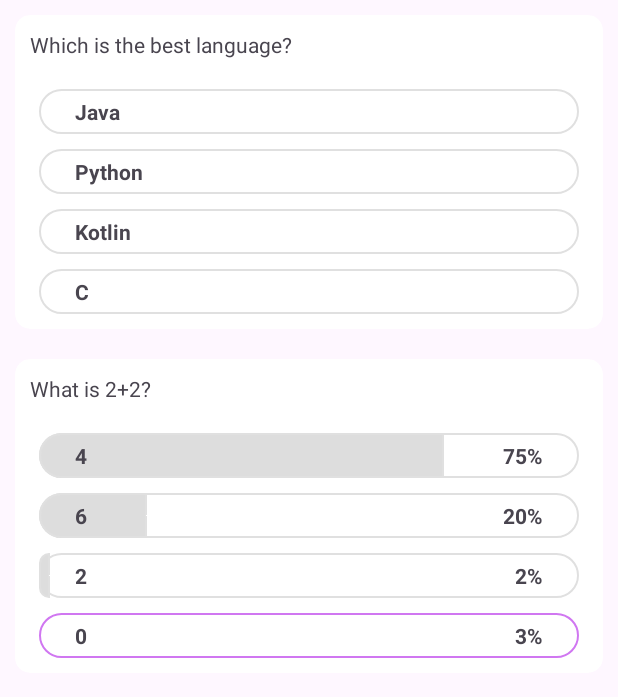
After one commit to sanjanarampurkottur01/dal-community-app, an Android app: the TempActivity screen opened directly, with no data from a screen before it, on a phone screen of 412 x 824 dp. The commit adds this screen. Shown: the top 697 px of the screen. Run offline under Robolectric (Android 15) with nearby library versions, the phone set to English and light mode, and no system bars.

Commit message:
Add design and implementation for poll posts

```diff
--- a/DalCommunity/app/src/main/AndroidManifest.xml
+++ b/DalCommunity/app/src/main/AndroidManifest.xml
@@ -20,6 +20,9 @@
         android:theme="@style/Theme.DalCommunity"
         tools:targetApi="31">
         <activity
+            android:name="com.csci5708.dalcommunity.activity.TempActivity"
+            android:exported="false" />
+        <activity
             android:name="com.csci5708.dalcommunity.activity.UserPostsActivity"
             android:exported="false" />
         <activity
@@ -33,7 +36,7 @@
             android:exported="false" />
         <activity
             android:name="com.csci5708.dalcommunity.activity.ProfileActivity"
-            android:exported="true"></activity>
+            android:exported="true" />
         <activity
             android:name="com.csci5708.dalcommunity.activity.PreviewPetitionActivity"
             android:exported="false" />
--- /dev/null
+++ b/DalCommunity/app/src/main/java/com/csci5708/dalcommunity/activity/TempActivity.kt
@@ -0,0 +1,37 @@
+package com.csci5708.dalcommunity.activity
+
+import android.os.Bundle
+import androidx.activity.enableEdgeToEdge
+import androidx.appcompat.app.AppCompatActivity
+import androidx.core.view.ViewCompat
+import androidx.core.view.WindowInsetsCompat
+import androidx.recyclerview.widget.LinearLayoutManager
+import androidx.recyclerview.widget.RecyclerView
+import com.csci5708.dalcommunity.adapter.PollPostsAdapter
+import com.csci5708.dalcommunity.model.Collections
+import com.example.dalcommunity.R
+
+class TempActivity : AppCompatActivity() {
+    lateinit var pollPostsRecyclerView: RecyclerView
+    lateinit var pollPostsAdapter: PollPostsAdapter
+
+    override fun onCreate(savedInstanceState: Bundle?) {
+        super.onCreate(savedInstanceState)
+        enableEdgeToEdge()
+        setContentView(R.layout.activity_temp)
+        ViewCompat.setOnApplyWindowInsetsListener(findViewById(R.id.activity_temp)) { v, insets ->
+            val systemBars = insets.getInsets(WindowInsetsCompat.Type.systemBars())
+            v.setPadding(systemBars.left, systemBars.top, systemBars.right, systemBars.bottom)
+            insets
+        }
+
+        pollPostsRecyclerView = findViewById(R.id.poll_posts_recycler_view)
+        setPollPostsRecyclerView()
+    }
+
+    private fun setPollPostsRecyclerView() {
+        pollPostsRecyclerView.layoutManager = LinearLayoutManager(this)
+        pollPostsAdapter = PollPostsAdapter(this, Collections.getPollPosts())
+        pollPostsRecyclerView.adapter = pollPostsAdapter
+    }
+}
--- /dev/null
+++ b/DalCommunity/app/src/main/java/com/csci5708/dalcommunity/adapter/PollAdapter.kt
@@ -0,0 +1,83 @@
+package com.csci5708.dalcommunity.adapter
+
+import android.annotation.SuppressLint
+import android.content.Context
+import android.graphics.drawable.Drawable
+import android.view.LayoutInflater
+import android.view.MotionEvent
+import android.view.View
+import android.view.ViewGroup
+import android.widget.RelativeLayout
+import android.widget.SeekBar
+import android.widget.TextView
+import android.widget.Toast
+import androidx.core.content.ContextCompat
+import androidx.recyclerview.widget.RecyclerView
+import com.csci5708.dalcommunity.model.Collections
+import com.csci5708.dalcommunity.model.PollPost
+import com.csci5708.dalcommunity.model.PollValue
+import com.example.dalcommunity.R
+
+class PollAdapter(val context: Context, private var pollPost: PollPost) : RecyclerView.Adapter<PollAdapter.ViewHolder>() {
+
+    lateinit var view: View
+    private var previousPosition = -1
+
+    inner class ViewHolder(itemView: View) : RecyclerView.ViewHolder(itemView) {
+        var pollRelativeLayout: RelativeLayout
+        var pollSeekBar: SeekBar
+        var pollTitle: TextView
+        var pollPercentage: TextView
+        private var pollHeader: TextView
+
+        init {
+            pollRelativeLayout = itemView.findViewById(R.id.poll_relative_layout)
+            pollSeekBar = itemView.findViewById(R.id.poll_seekbar)
+            pollTitle = itemView.findViewById(R.id.poll_title_text)
+            pollPercentage = itemView.findViewById(R.id.poll_percentage_text)
+            pollHeader = itemView.findViewById(R.id.poll_header)
+        }
+    }
+
+    override fun onCreateViewHolder(parent: ViewGroup, viewType: Int): PollAdapter.ViewHolder {
+        view = LayoutInflater.from(context).inflate(R.layout.poll_layout, parent, false)
+        return ViewHolder(view)
+    }
+
+    override fun onBindViewHolder(holder: PollAdapter.ViewHolder, position: Int) {
+        val pollValue = pollPost.pollValuesList[position]
+        holder.pollSeekBar.setOnTouchListener{ v, event ->
+                when (event.action) {
+                    else -> {
+                        true
+                    }
+                }
+        }
+        holder.pollTitle.tag = position
+        holder.pollTitle.text = pollValue.title
+        holder.pollSeekBar.progress = pollValue.progress
+        holder.pollPercentage.text = pollValue.percentage
+        if (!pollValue.isSelected) {
+            holder.pollTitle.setOnClickListener {
+                val currentPosition: Int = holder.pollTitle.tag as Int
+                if (previousPosition == -1) {
+                    pollPost.updateVote(currentPosition)
+                    previousPosition = currentPosition
+                    holder.pollSeekBar.progressDrawable =
+                        ContextCompat.getDrawable(context, R.drawable.poll_highlighted_drawable)
+                    holder.pollSeekBar.progress = pollValue.progress
+                    holder.pollPercentage.text = pollValue.percentage
+                    pollValue.isSelected = true
+                }
+            }
+        } else {
+            holder.pollSeekBar.progressDrawable =
+                ContextCompat.getDrawable(context, R.drawable.poll_highlighted_drawable)
+            holder.pollSeekBar.progress = pollValue.progress
+        }
+    }
+
+    override fun getItemCount(): Int {
+        return pollPost.pollValuesSize
+    }
+}
--- /dev/null
+++ b/DalCommunity/app/src/main/java/com/csci5708/dalcommunity/adapter/PollPostsAdapter.kt
@@ -0,0 +1,47 @@
+package com.csci5708.dalcommunity.adapter
+
+import android.content.Context
+import android.view.LayoutInflater
+import android.view.View
+import android.view.ViewGroup
+import android.widget.TextView
+import androidx.recyclerview.widget.LinearLayoutManager
+import androidx.recyclerview.widget.RecyclerView
+import com.csci5708.dalcommunity.model.PollPost
+import com.example.dalcommunity.R
+
+class PollPostsAdapter(val context: Context, var pollPosts: ArrayList<PollPost>) : RecyclerView.Adapter<PollPostsAdapter.ViewHolder>() {
+    lateinit var view: View
+
+    inner class ViewHolder(itemView: View) : RecyclerView.ViewHolder(itemView) {
+        private val pollRecyclerView: RecyclerView
+        private lateinit var pollAdapter: PollAdapter
+        private val pollQuestion: TextView
+
+        init {
+            pollRecyclerView = itemView.findViewById(R.id.poll_recycler_view)
+            pollQuestion = itemView.findViewById(R.id.poll_question_text)
+        }
+
+        fun setData(position: Int) {
+            pollPosts[position].calculatePercentages()
+            pollAdapter = PollAdapter(context, pollPosts[position])
+            pollQuestion.text = pollPosts[position].pollQuestion
+            pollRecyclerView.layoutManager = LinearLayoutManager(context)
+            pollRecyclerView.adapter = pollAdapter
+        }
+    }
+
+    override fun onCreateViewHolder(parent: ViewGroup, viewType: Int): ViewHolder {
+        view = LayoutInflater.from(context).inflate(R.layout.poll_posts_layout, parent, false)
+        return ViewHolder(view)
+    }
+
+    override fun getItemCount(): Int {
+        return pollPosts.size
+    }
+
+    override fun onBindViewHolder(holder: ViewHolder, position: Int) {
+        holder.setData(position)
+    }
+}
--- a/DalCommunity/app/src/main/java/com/csci5708/dalcommunity/fragment/ProfileFragment.kt
+++ b/DalCommunity/app/src/main/java/com/csci5708/dalcommunity/fragment/ProfileFragment.kt
@@ -6,10 +6,12 @@
 import android.view.LayoutInflater
 import android.view.View
 import android.view.ViewGroup
+import android.widget.Button
 import android.widget.ImageView
 import android.widget.TextView
 import com.csci5708.dalcommunity.activity.AccountSettingsActivity
 import com.csci5708.dalcommunity.activity.ProfileDetailActivity
+import com.csci5708.dalcommunity.activity.TempActivity
 import com.csci5708.dalcommunity.activity.UserPostsActivity
 import com.example.dalcommunity.R
 
@@ -55,6 +57,12 @@
             val userPostsActivityIntent = Intent(activity, UserPostsActivity::class.java)
             activity?.startActivity(userPostsActivityIntent)
         }
+        val profileLogoutButton: Button = view.findViewById(R.id.profile_page_log_out_button)
+        profileLogoutButton.setOnClickListener {
+            val intent = Intent(activity, TempActivity::class.java)
+            activity?.startActivity(intent)
+        }
+
         return view
     }
 }
--- /dev/null
+++ b/DalCommunity/app/src/main/java/com/csci5708/dalcommunity/model/Collections.kt
@@ -0,0 +1,34 @@
+package com.csci5708.dalcommunity.model
+
+class Collections {
+    companion object {
+        fun getPollPosts(): ArrayList<PollPost> {
+            val pollsList: ArrayList<PollPost> = ArrayList()
+
+            val pollValuesList: ArrayList<PollValue> = arrayListOf(
+                PollValue("Java", 0, false),
+                PollValue("Python", 0, false),
+                PollValue("Kotlin", 0, false),
+                PollValue("C", 0, false)
+            )
+            val pollPost1 = PollPost("Which is the best language?", pollValuesList, false)
+            pollPost1.calculatePercentages()
+            pollsList.add(pollPost1)
+            pollsList.add(
+                PollPost(
+                    "What is 2+2?",
+                    arrayListOf(
+                        PollValue("4", 75, false),
+                        PollValue("6", 20, false),
+                        PollValue("2", 2, false),
+                        PollValue("0", 3, true)
+                    ),
+                    false
+                )
+            )
+
+
+            return pollsList
+        }
+    }
+}
--- /dev/null
+++ b/DalCommunity/app/src/main/java/com/csci5708/dalcommunity/model/PollPost.kt
@@ -0,0 +1,30 @@
+package com.csci5708.dalcommunity.model
+
+import kotlin.math.roundToInt
+
+class PollPost(val pollQuestion: String, val pollValuesList: List<PollValue>, var isUserVoteComplete: Boolean = false) {
+    val pollValuesSize: Int = pollValuesList.size
+
+    init {
+        calculatePercentages()
+    }
+
+    fun updateVote(position: Int) {
+        pollValuesList[position].votes += 1
+        isUserVoteComplete = true
+        calculatePercentages()
+    }
+
+    fun calculatePercentages() {
+        val totalVotes = pollValuesList.sumOf { it.votes }
+        var percent: Float
+
+        if (totalVotes != 0) {
+            for (pollVal in pollValuesList) {
+                percent = (pollVal.votes / totalVotes.toFloat()) * 100
+                pollVal.progress = percent.roundToInt()
+                pollVal.percentage = "${pollVal.progress}%"
+            }
+        }
+    }
+}
--- /dev/null
+++ b/DalCommunity/app/src/main/java/com/csci5708/dalcommunity/model/PollValue.kt
@@ -0,0 +1,10 @@
+package com.csci5708.dalcommunity.model
+
+class PollValue(
+    val title: String,
+    var votes: Int,
+    var isSelected: Boolean
+) {
+    var percentage: String = ""
+    var progress: Int = 0
+}
--- /dev/null
+++ b/DalCommunity/app/src/main/res/drawable/bg_purple_stroke.xml
@@ -0,0 +1,8 @@
+<?xml version="1.0" encoding="utf-8"?>
+<shape xmlns:android="http://schemas.android.com/apk/res/android"
+    android:shape="rectangle">
+
+    <stroke android:width="2dp" android:color="@color/text_color"/>
+    <corners android:radius="20dp"/>
+    <size android:height="30dp"/>
+</shape>
--- /dev/null
+++ b/DalCommunity/app/src/main/res/drawable/poll_drawable.xml
@@ -0,0 +1,36 @@
+<?xml version="1.0" encoding="utf-8"?>
+<layer-list xmlns:android="http://schemas.android.com/apk/res/android">
+
+    <item>
+        <shape android:shape="rectangle">
+            <solid android:color="@android:color/transparent" />
+            <size android:height="30dp" />
+            <corners android:radius="30dp" />
+            <stroke
+                android:width="1dp"
+                android:color="#E0E0E0" />
+        </shape>
+    </item>
+
+    <item>
+        <scale android:scaleWidth="100%">
+            <selector>
+                <item
+                    android:drawable="@android:color/transparent"
+                    android:state_enabled="false" />
+                <item>
+                    <shape android:shape="rectangle">
+                        <solid android:color="#DDDDDD" />
+                        <size android:height="30dp" />
+                        <corners
+                            android:bottomLeftRadius="20dp"
+                            android:topLeftRadius="20dp" />
+                        <stroke
+                            android:width="1dp"
+                            android:color="#E0E0E0" />
+                    </shape>
+                </item>
+            </selector>
+        </scale>
+    </item>
+</layer-list>
--- /dev/null
+++ b/DalCommunity/app/src/main/res/drawable/poll_highlighted_drawable.xml
@@ -0,0 +1,37 @@
+<?xml version="1.0" encoding="utf-8"?>
+<layer-list xmlns:android="http://schemas.android.com/apk/res/android">
+    <item>
+        <shape android:shape="rectangle">
+            <solid android:color="@android:color/transparent" />
+            <size android:height="30dp" />
+            <corners android:radius="30dp" />
+            <stroke
+                android:width="1dp"
+                android:color="#D077F1" />
+        </shape>
+    </item>
+
+    <item>
+        <scale android:scaleWidth="100%">
+            <selector>
+                <item
+                    android:drawable="@android:color/transparent"
+                    android:state_enabled="false" />
+                <item>
+                    <shape android:shape="rectangle">
+                        <solid android:color="#DC7CF1" />
+                        <size android:height="30dp" />
+                        <corners
+                            android:bottomLeftRadius="20dp"
+                            android:topLeftRadius="20dp"
+                            android:topRightRadius="20dp"
+                            android:bottomRightRadius="20dp"/>
+                        <stroke
+                            android:width="1dp"
+                            android:color="#E0E0E0" />
+                    </shape>
+                </item>
+            </selector>
+        </scale>
+    </item>
+</layer-list>
--- /dev/null
+++ b/DalCommunity/app/src/main/res/layout/activity_temp.xml
@@ -0,0 +1,15 @@
+<?xml version="1.0" encoding="utf-8"?>
+<RelativeLayout xmlns:android="http://schemas.android.com/apk/res/android"
+    xmlns:app="http://schemas.android.com/apk/res-auto"
+    xmlns:tools="http://schemas.android.com/tools"
+    android:id="@+id/activity_temp"
+    android:layout_width="match_parent"
+    android:layout_height="match_parent"
+    tools:context="com.csci5708.dalcommunity.activity.TempActivity">
+
+    <androidx.recyclerview.widget.RecyclerView
+        android:id="@+id/poll_posts_recycler_view"
+        android:layout_width="match_parent"
+        android:layout_height="wrap_content"/>
+
+    </RelativeLayout>
--- a/DalCommunity/app/src/main/res/layout/fragment_profile.xml
+++ b/DalCommunity/app/src/main/res/layout/fragment_profile.xml
@@ -118,7 +118,7 @@
             app:layout_constraintTop_toTopOf="@+id/profile_page_posts_option" />
 
         <androidx.appcompat.widget.AppCompatButton
-            android:id="@+id/profile_detail_save_button"
+            android:id="@+id/profile_page_log_out_button"
             android:layout_width="315dp"
             android:layout_height="52dp"
             android:layout_marginBottom="84dp"
--- /dev/null
+++ b/DalCommunity/app/src/main/res/layout/poll_layout.xml
@@ -0,0 +1,57 @@
+<?xml version="1.0" encoding="utf-8"?>
+<RelativeLayout xmlns:android="http://schemas.android.com/apk/res/android"
+    android:layout_width="match_parent"
+    android:layout_height="wrap_content"
+    android:layout_marginTop="10dp">
+
+    <LinearLayout
+        android:layout_width="match_parent"
+        android:layout_height="wrap_content"
+        android:orientation="vertical">
+
+        <RelativeLayout
+            android:id="@+id/poll_relative_layout"
+            android:layout_width="match_parent"
+            android:layout_height="wrap_content">
+
+            <SeekBar
+                android:id="@+id/poll_seekbar"
+                android:layout_width="match_parent"
+                android:layout_height="wrap_content"
+                android:max="100"
+                android:progress="25"
+                android:progressDrawable="@drawable/poll_drawable"
+                android:thumb="@android:color/transparent" />
+
+            <TextView
+                android:id="@+id/poll_title_text"
+                android:layout_width="wrap_content"
+                android:layout_height="wrap_content"
+                android:layout_centerVertical="true"
+                android:layout_marginStart="40dp"
+                android:text="Test"
+                android:textStyle="bold" />
+
+            <TextView
+                android:id="@+id/poll_percentage_text"
+                android:layout_width="wrap_content"
+                android:layout_height="wrap_content"
+                android:layout_alignParentEnd="true"
+                android:layout_centerVertical="true"
+                android:layout_marginEnd="40dp"
+                android:text="25%"
+                android:textStyle="bold" />
+
+        </RelativeLayout>
+    </LinearLayout>
+    <TextView
+        android:id="@+id/poll_header"
+        android:visibility="gone"
+        android:layout_width="match_parent"
+        android:layout_height="wrap_content"
+        android:background="@drawable/bg_purple_stroke"
+        android:gravity="center"
+        android:text="TEST"
+        android:textColor="@color/text_color"
+        android:textSize="16sp"/>
+</RelativeLayout>
--- /dev/null
+++ b/DalCommunity/app/src/main/res/layout/poll_posts_layout.xml
@@ -0,0 +1,37 @@
+<?xml version="1.0" encoding="utf-8"?>
+<RelativeLayout xmlns:android="http://schemas.android.com/apk/res/android"
+    android:layout_width="match_parent"
+    android:layout_height="wrap_content"
+    xmlns:app="http://schemas.android.com/apk/res-auto">
+
+    <androidx.cardview.widget.CardView
+        android:layout_width="match_parent"
+        android:layout_height="wrap_content"
+        app:cardCornerRadius="10dp"
+        android:layout_margin="10dp">
+
+
+
+        <LinearLayout
+            android:layout_width="match_parent"
+            android:layout_height="wrap_content"
+            android:orientation="vertical">
+
+            <TextView
+                android:id="@+id/poll_question_text"
+                android:layout_width="match_parent"
+                android:layout_height="wrap_content"
+                android:text="Question?"
+                android:layout_margin="10dp"/>
+
+            <androidx.recyclerview.widget.RecyclerView
+                android:id="@+id/poll_recycler_view"
+                android:layout_width="match_parent"
+                android:layout_height="wrap_content"
+                android:layout_marginBottom="10dp"/>
+
+        </LinearLayout>
+
+    </androidx.cardview.widget.CardView>
+
+</RelativeLayout>
```
